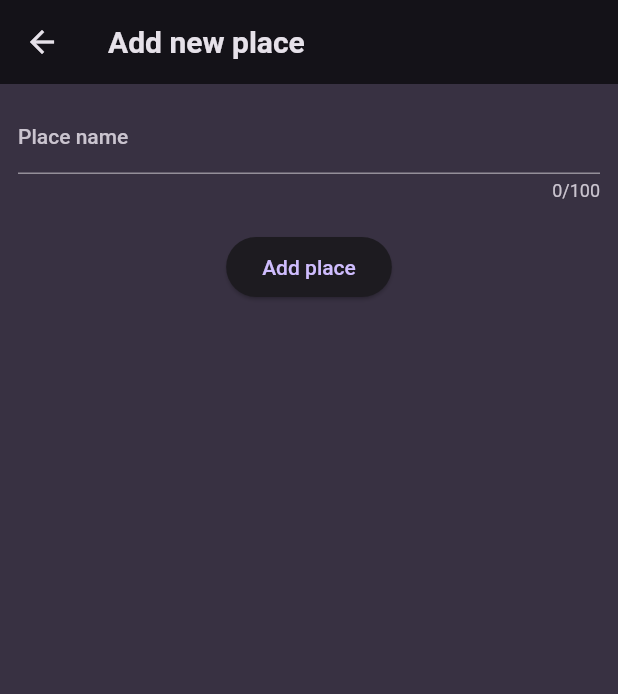
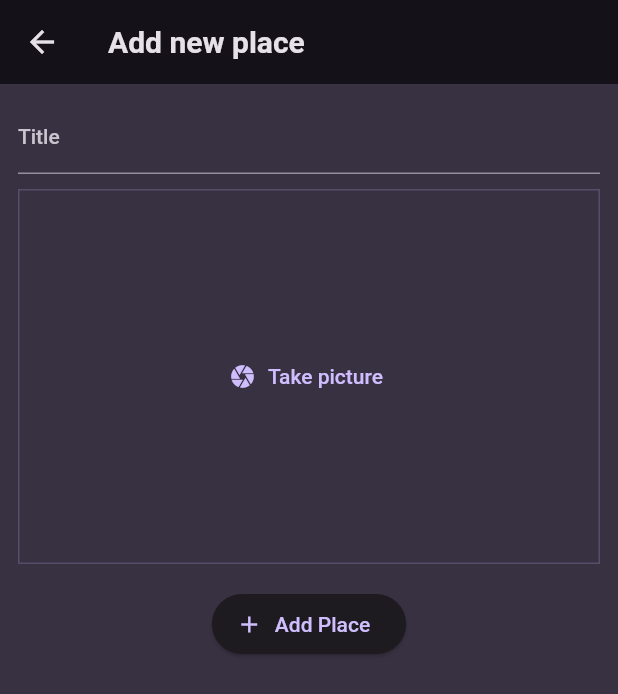
Before and after one commit to agronom81/favorite_places, a Flutter app: the screen it shows after launch, after a tap on the "add" icon, on a phone screen of 412 x 824 dp. Shown: the top 694 px of the screen. Run offline on Flutter 3.47's test engine with Material 2 defaults, Android fonts, the phone set to English and light mode, and no system bars; our stand-ins replace flutter_riverpod, google_fonts, image_picker.

Commit message:
add custom solution, ad image picker

```diff
--- a/lib/data/places.dart
+++ /dev/null
@@ -1,19 +0,0 @@
-import 'package:favorite_places/models/place_item.dart';
-import 'package:flutter_riverpod/flutter_riverpod.dart';
-
-final places = [
-  PlaceItem('My office'),
-  PlaceItem('First Place'),
-];
-
-class PlaceNotifier extends StateNotifier<List<PlaceItem>> {
-  PlaceNotifier() : super([]);
-
-  bool addPlace(PlaceItem place) {
-    state = [...state, place];
-    return true;
-  }
-}
-
-final placeProvider = StateNotifierProvider<PlaceNotifier, List<PlaceItem>>(
-    (ref) => PlaceNotifier());
--- a/lib/main.dart
+++ b/lib/main.dart
@@ -1,9 +1,8 @@
-import 'package:favorite_places/data/places.dart';
-import 'package:favorite_places/screens/places_list.dart';
 import 'package:flutter/material.dart';
+import 'package:google_fonts/google_fonts.dart';
 import 'package:flutter_riverpod/flutter_riverpod.dart';
 
-import 'package:google_fonts/google_fonts.dart';
+import 'package:favorite_places/screens/places.dart';
 
 final colorScheme = ColorScheme.fromSeed(
   brightness: Brightness.dark,
@@ -34,24 +33,15 @@ void main() {
   ));
 }
 
-class MyApp extends ConsumerStatefulWidget {
-  const MyApp({Key? key}) : super(key: key);
+class MyApp extends StatelessWidget {
+  const MyApp({super.key});
 
   @override
-  ConsumerState<MyApp> createState() => _MyAppState();
-}
-
-class _MyAppState extends ConsumerState<MyApp> {
-  @override
   Widget build(BuildContext context) {
-    final places = ref.watch(placeProvider);
-
     return MaterialApp(
       title: 'Great Places',
       theme: theme,
-      home: PlacesListScreen(
-        places: places,
-      ),
+      home: const PlacesScreen(),
     );
   }
 }
--- /dev/null
+++ b/lib/models/place.dart
@@ -0,0 +1,10 @@
+import 'package:uuid/uuid.dart';
+
+const uuid = Uuid();
+
+class Place {
+  Place({required this.title}) : id = uuid.v4();
+
+  final String id;
+  final String title;
+}
--- a/lib/models/place_item.dart
+++ /dev/null
@@ -1,12 +0,0 @@
-import 'package:uuid/uuid.dart';
-
-const uuid = Uuid();
-
-class PlaceItem {
-  PlaceItem(
-    this.name,
-  ) : id = uuid.v4();
-
-  final String id;
-  final String name;
-}
--- a/lib/providers/places_provider.dart
+++ /dev/null
@@ -1,6 +0,0 @@
-import 'package:favorite_places/data/places.dart';
-import 'package:flutter_riverpod/flutter_riverpod.dart';
-
-final placesProviders = Provider((ref) {
-  return places;
-});
--- /dev/null
+++ b/lib/providers/user_places.dart
@@ -0,0 +1,17 @@
+import 'package:flutter_riverpod/flutter_riverpod.dart';
+import 'package:favorite_places/models/place.dart';
+
+class UserPlacesNotifier extends StateNotifier<List<Place>> {
+  UserPlacesNotifier() : super(const []);
+
+  void addPlace(String title) {
+    final newPlace = Place(title: title);
+
+    state = [newPlace, ...state];
+  }
+}
+
+final userPlacesProvider =
+    StateNotifierProvider<UserPlacesNotifier, List<Place>>(
+  (ref) => UserPlacesNotifier(),
+);
--- /dev/null
+++ b/lib/screens/add_place.dart
@@ -0,0 +1,67 @@
+import 'package:favorite_places/providers/user_places.dart';
+import 'package:favorite_places/widgets/image_input.dart';
+import 'package:flutter/material.dart';
+import 'package:flutter_riverpod/flutter_riverpod.dart';
+
+class AddPlaceScreen extends ConsumerStatefulWidget {
+  const AddPlaceScreen({super.key});
+
+  @override
+  ConsumerState<AddPlaceScreen> createState() => _AddPlaceScreenState();
+}
+
+class _AddPlaceScreenState extends ConsumerState<AddPlaceScreen> {
+  final _titleController = TextEditingController();
+
+  void _savePlace() {
+    final enteredTitle = _titleController.text;
+
+    if (enteredTitle.isEmpty) {
+      return;
+    }
+
+    ref.read(userPlacesProvider.notifier).addPlace(enteredTitle);
+    Navigator.of(context).pop();
+  }
+
+  @override
+  void dispose() {
+    _titleController.dispose();
+    super.dispose();
+  }
+
+  @override
+  Widget build(BuildContext context) {
+    return Scaffold(
+      appBar: AppBar(
+        title: const Text('Add new place'),
+      ),
+      body: SingleChildScrollView(
+        padding: const EdgeInsets.all(12),
+        child: Column(
+          children: [
+            TextField(
+              decoration: const InputDecoration(labelText: 'Title'),
+              style:
+                  TextStyle(color: Theme.of(context).colorScheme.onBackground),
+              controller: _titleController,
+            ),
+            // Image input
+            const SizedBox(
+              height: 10,
+            ),
+            ImageInput(),
+            const SizedBox(
+              height: 16,
+            ),
+            ElevatedButton.icon(
+              onPressed: _savePlace,
+              icon: const Icon(Icons.add),
+              label: const Text('Add Place'),
+            )
+          ],
+        ),
+      ),
+    );
+  }
+}
--- a/lib/screens/new_place.dart
+++ /dev/null
@@ -1,74 +0,0 @@
-import 'package:favorite_places/data/places.dart';
-import 'package:favorite_places/models/place_item.dart';
-import 'package:flutter/material.dart';
-import 'package:flutter_riverpod/flutter_riverpod.dart';
-
-// ignore: must_be_immutable
-class NewPlaceScreen extends ConsumerWidget {
-  NewPlaceScreen({super.key});
-
-  final _formKey = GlobalKey<FormState>();
-  var _enteredName = '';
-
-  void _saveItem(context, ref) {
-    if (_formKey.currentState!.validate()) {
-      _formKey.currentState!.save();
-      ref.read(placeProvider.notifier).addPlace(PlaceItem(_enteredName));
-      ScaffoldMessenger.of(context).clearSnackBars();
-      ScaffoldMessenger.of(context).showSnackBar(
-        const SnackBar(
-          content: Text(
-            'Place added as a favorite',
-          ),
-        ),
-      );
-      Navigator.of(context).pop();
-    }
-  }
-
-  @override
-  Widget build(BuildContext context, WidgetRef ref) {
-    return Scaffold(
-      appBar: AppBar(title: const Text('Add new place')),
-      body: Padding(
-        padding: const EdgeInsets.all(12),
-        child: Form(
-          key: _formKey,
-          child: Column(children: [
-            TextFormField(
-              maxLength: 100,
-              decoration: const InputDecoration(
-                label: Text('Place name'),
-              ),
-              validator: (value) {
-                if (value == null ||
-                    value.isEmpty ||
-                    value.trim().length <= 1 ||
-                    value.trim().length > 100) {
-                  return 'Must be between 1 and 100 characters.';
-                }
-                return null;
-              },
-              onSaved: (value) {
-                _enteredName = value!;
-              },
-            ),
-            const SizedBox(
-              height: 20,
-            ),
-            Row(
-              mainAxisAlignment: MainAxisAlignment.center,
-              children: [
-                ElevatedButton(
-                    onPressed: () {
-                      _saveItem(context, ref);
-                    },
-                    child: const Text('Add place'))
-              ],
-            )
-          ]),
-        ),
-      ),
-    );
-  }
-}
--- a/lib/screens/place_item.dart
+++ /dev/null
@@ -1,24 +0,0 @@
-import 'package:favorite_places/models/place_item.dart';
-import 'package:flutter/material.dart';
-
-class PlaceItemScreen extends StatelessWidget {
-  const PlaceItemScreen({super.key, required this.place});
-
-  final PlaceItem place;
-
-  @override
-  Widget build(BuildContext context) {
-    return Scaffold(
-      appBar: AppBar(
-          title: Text(
-        place.name,
-      )),
-      body: Center(
-        child: Text(
-          place.name,
-          style: const TextStyle(color: Colors.white),
-        ),
-      ),
-    );
-  }
-}
--- /dev/null
+++ b/lib/screens/places.dart
@@ -0,0 +1,33 @@
+import 'package:favorite_places/providers/user_places.dart';
+import 'package:favorite_places/screens/add_place.dart';
+import 'package:flutter/material.dart';
+import 'package:favorite_places/widgets/places_list.dart';
+import 'package:flutter_riverpod/flutter_riverpod.dart';
+
+class PlacesScreen extends ConsumerWidget {
+  const PlacesScreen({super.key});
+
+  @override
+  Widget build(BuildContext context, WidgetRef ref) {
+    final userPlaces = ref.watch(userPlacesProvider);
+
+    return Scaffold(
+      appBar: AppBar(
+        title: const Text('Your Places'),
+        actions: [
+          IconButton(
+            onPressed: () {
+              Navigator.of(context).push(
+                MaterialPageRoute(
+                  builder: (ctx) => const AddPlaceScreen(),
+                ),
+              );
+            },
+            icon: const Icon(Icons.add),
+          )
+        ],
+      ),
+      body: PlacesList(places: userPlaces),
+    );
+  }
+}
--- a/lib/screens/places_list.dart
+++ /dev/null
@@ -1,53 +0,0 @@
-import 'package:favorite_places/models/place_item.dart';
-import 'package:favorite_places/screens/new_place.dart';
-import 'package:favorite_places/screens/place_item.dart';
-import 'package:flutter/material.dart';
-
-class PlacesListScreen extends StatelessWidget {
-  const PlacesListScreen({super.key, required this.places});
-
-  final List<PlaceItem> places;
-
-  @override
-  Widget build(BuildContext context) {
-    Widget content = const Center(
-      child: Text(
-        'No any items',
-        style: TextStyle(color: Colors.white),
-      ),
-    );
-
-    if (places.isNotEmpty) {
-      content = ListView.builder(
-        itemCount: places.length,
-        itemBuilder: (ctx, index) {
-          return ListTile(
-            title: Text(
-              places[index].name,
-              style: const TextStyle(color: Colors.white),
-            ),
-            onTap: () => Navigator.of(context).push(MaterialPageRoute(
-              builder: (ctx) => PlaceItemScreen(
-                place: places[index],
-              ),
-            )),
-          );
-        },
-      );
-    }
-
-    return Scaffold(
-      appBar: AppBar(
-        title: const Text('Your places'),
-        actions: [
-          IconButton(
-            onPressed: () => Navigator.of(context)
-                .push(MaterialPageRoute(builder: (ctx) => NewPlaceScreen())),
-            icon: const Icon(Icons.add),
-          )
-        ],
-      ),
-      body: content,
-    );
-  }
-}
--- /dev/null
+++ b/lib/widgets/image_input.dart
@@ -0,0 +1,65 @@
+import 'dart:io';
+
+import 'package:flutter/material.dart';
+import 'package:image_picker/image_picker.dart';
+
+class ImageInput extends StatefulWidget {
+  const ImageInput({super.key});
+
+  @override
+  State<ImageInput> createState() => _ImageInputState();
+}
+
+class _ImageInputState extends State<ImageInput> {
+  File? _selectedImage;
+
+  void _takePicture() async {
+    final imagePicker = ImagePicker();
+    final pickedImage = await imagePicker.pickImage(
+      source: ImageSource.camera,
+      maxWidth: 600,
+    );
+
+    if (pickedImage == null) {
+      return;
+    }
+
+    setState(() {
+      _selectedImage = File(pickedImage.path);
+    });
+  }
+
+  @override
+  Widget build(BuildContext context) {
+    Widget content = TextButton.icon(
+      onPressed: _takePicture,
+      icon: const Icon(Icons.camera),
+      label: const Text('Take picture'),
+    );
+
+    if (_selectedImage != null) {
+      content = GestureDetector(
+        onTap: _takePicture,
+        child: Image.file(
+          _selectedImage!,
+          fit: BoxFit.cover,
+          width: double.infinity,
+          height: double.infinity,
+        ),
+      );
+    }
+
+    return Container(
+      decoration: BoxDecoration(
+        border: Border.all(
+          width: 1,
+          color: Theme.of(context).colorScheme.primary.withOpacity(0.2),
+        ),
+      ),
+      height: 250,
+      width: double.infinity,
+      alignment: Alignment.center,
+      child: content,
+    );
+  }
+}
--- /dev/null
+++ b/lib/widgets/places_list.dart
@@ -0,0 +1,48 @@
+import 'package:favorite_places/screens/place_detail.dart';
+import 'package:flutter/material.dart';
+import 'package:favorite_places/models/place.dart';
+
+class PlacesList extends StatelessWidget {
+  const PlacesList({
+    super.key,
+    required this.places,
+  });
+
+  final List<Place> places;
+
+  @override
+  Widget build(BuildContext context) {
+    if (places.isEmpty) {
+      return Center(
+        child: Text(
+          'No places added yet.',
+          style: Theme.of(context).textTheme.bodyLarge!.copyWith(
+                color: Theme.of(context).colorScheme.onBackground,
+              ),
+        ),
+      );
+    }
+
+    return ListView.builder(
+      itemCount: places.length,
+      itemBuilder: (context, index) => ListTile(
+        key: ValueKey(places[index].id),
+        title: Text(
+          places[index].title,
+          style: Theme.of(context).textTheme.titleMedium!.copyWith(
+                color: Theme.of(context).colorScheme.onBackground,
+              ),
+        ),
+        onTap: () {
+          Navigator.of(context).push(
+            MaterialPageRoute(
+              builder: (ctx) => PlaceDetailScreen(
+                place: places[index],
+              ),
+            ),
+          );
+        },
+      ),
+    );
+  }
+}
--- a/pubspec.yaml
+++ b/pubspec.yaml
@@ -38,6 +38,7 @@ dependencies:
   google_fonts: ^5.1.0
   flutter_riverpod: ^2.3.6
   uuid: ^3.0.7
+  image_picker: ^1.0.2
 
 dev_dependencies:
   flutter_test:
```
Also changed, not shown: lib/screens/place_detail.dart (added, +30 -0 lines), pubspec.lock, 6 other files.
